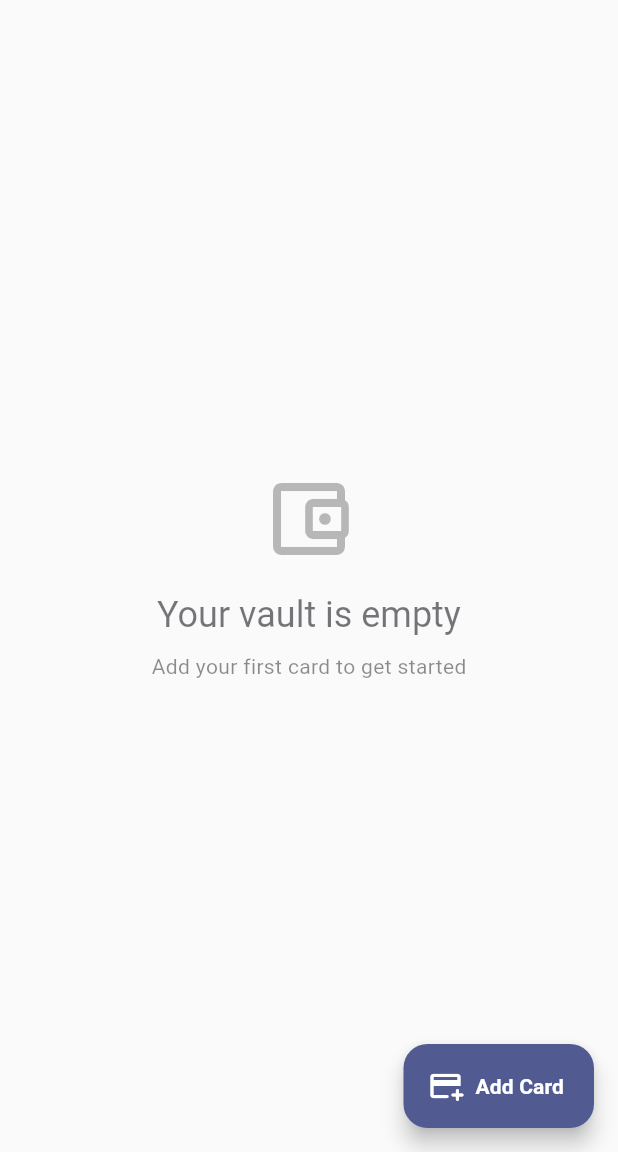
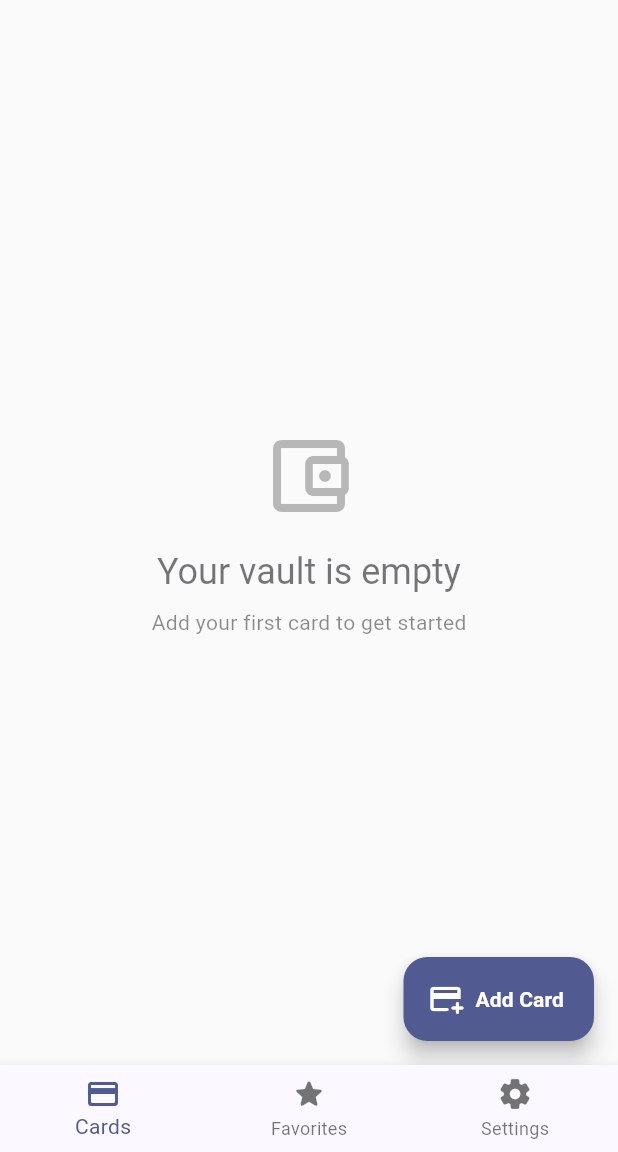
Before and after one commit to kandilidinesh/VaultDeck, a Flutter app: the screen it shows after launch, on a phone screen of 412 x 824 dp, the part 84-1236 px from its top. Run offline on Flutter 3.47's test engine with Material 3 defaults, Android fonts, the phone set to English and light mode, and no system bars; our stand-ins replace hive, hive_flutter; accounts and stored records are empty.

Commit message:
Refactor navigation structure: replace HomePage with MainNav and add FavoritesPage and SettingsPage

```diff
--- a/lib/main.dart
+++ b/lib/main.dart
@@ -1,7 +1,7 @@
 import 'package:flutter/material.dart';
 import 'package:hive_flutter/hive_flutter.dart';
 import 'models/card_model.dart';
-import 'screens/home_page.dart';
+import 'screens/main_nav.dart';
 import 'constants/app_constants.dart';
 
 void main() async {
@@ -81,7 +81,7 @@ class _MyAppState extends State<MyApp> {
           backgroundColor: Colors.indigo,
         ),
       ),
-      home: HomePage(
+      home: MainNav(
         title: AppConstants.appName,
         toggleTheme: toggleTheme,
         isDarkMode: _themeMode == ThemeMode.dark,
--- /dev/null
+++ b/lib/screens/main_nav.dart
@@ -0,0 +1,71 @@
+import 'package:flutter/material.dart';
+import 'home_page.dart';
+import 'favorites_page.dart';
+import 'settings_page.dart';
+
+class MainNav extends StatefulWidget {
+  final String title;
+  final VoidCallback toggleTheme;
+  final bool isDarkMode;
+
+  const MainNav({
+    super.key,
+    required this.title,
+    required this.toggleTheme,
+    required this.isDarkMode,
+  });
+
+  @override
+  State<MainNav> createState() => _MainNavState();
+}
+
+class _MainNavState extends State<MainNav> {
+  int _selectedIndex = 0;
+
+  final List<Widget> _pages = [];
+
+  @override
+  void initState() {
+    super.initState();
+    _pages.addAll([
+      HomePage(
+        title: widget.title,
+        toggleTheme: widget.toggleTheme,
+        isDarkMode: widget.isDarkMode,
+      ),
+      const FavoritesPage(),
+      const SettingsPage(),
+    ]);
+  }
+
+  void _onItemTapped(int index) {
+    setState(() {
+      _selectedIndex = index;
+    });
+  }
+
+  @override
+  Widget build(BuildContext context) {
+    return Scaffold(
+      body: _pages[_selectedIndex],
+      bottomNavigationBar: BottomNavigationBar(
+        currentIndex: _selectedIndex,
+        onTap: _onItemTapped,
+        items: const [
+          BottomNavigationBarItem(
+            icon: Icon(Icons.credit_card_rounded),
+            label: 'Cards',
+          ),
+          BottomNavigationBarItem(
+            icon: Icon(Icons.star_rounded),
+            label: 'Favorites',
+          ),
+          BottomNavigationBarItem(
+            icon: Icon(Icons.settings_rounded),
+            label: 'Settings',
+          ),
+        ],
+      ),
+    );
+  }
+}
```
Also changed, not shown: lib/screens/favorites_page.dart (added, +21 -0 lines), lib/screens/settings_page.dart (added, +33 -0 lines).
